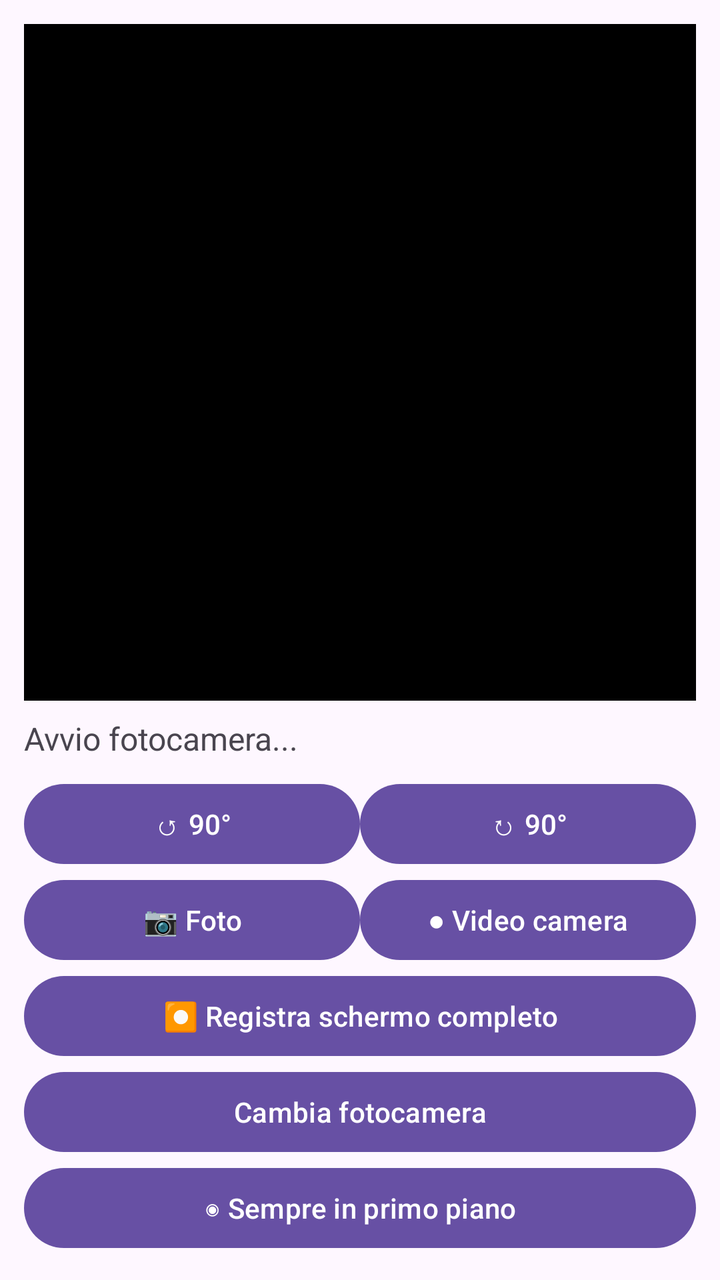
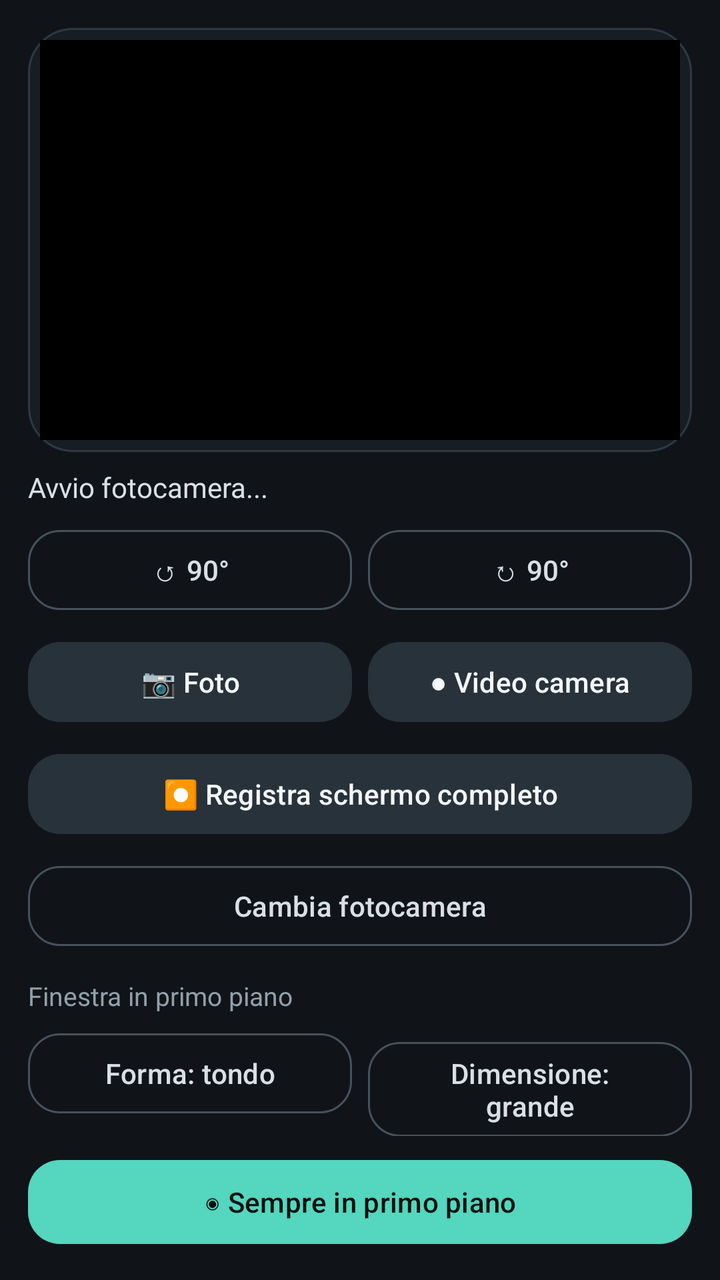

The first picture is an Android layout as it rendered before a commit; the second is the same layout after the commit. The layout source and the unified diff follow.
<!-- AndroidManifest.xml: application theme Theme.CorrectedCamera -->
<!-- res/layout/activity_main.xml -->
<?xml version="1.0" encoding="utf-8"?>
<LinearLayout xmlns:android="http://schemas.android.com/apk/res/android"
    android:id="@+id/rootContainer"
    android:layout_width="match_parent"
    android:layout_height="match_parent"
    android:orientation="vertical"
    android:padding="12dp">

    <ImageView
        android:id="@+id/processedImageView"
        android:layout_width="match_parent"
        android:layout_height="0dp"
        android:layout_weight="1"
        android:background="#000000"
        android:scaleType="centerCrop"
        android:contentDescription="Anteprima fotocamera corretta"/>

    <TextView
        android:id="@+id/statusText"
        android:layout_width="match_parent"
        android:layout_height="wrap_content"
        android:text="Avvio fotocamera..."
        android:textSize="16sp"
        android:paddingTop="8dp"
        android:paddingBottom="8dp"/>

    <LinearLayout
        android:id="@+id/controlsContainer"
        android:layout_width="match_parent"
        android:layout_height="wrap_content"
        android:orientation="vertical">

        <LinearLayout
            android:layout_width="match_parent"
            android:layout_height="wrap_content"
            android:orientation="horizontal">
            <Button
                android:id="@+id/rotateLeftButton"
                android:layout_width="0dp"
                android:layout_height="wrap_content"
                android:layout_weight="1"
                android:text="↺ 90°"/>
            <Button
                android:id="@+id/rotateRightButton"
                android:layout_width="0dp"
                android:layout_height="wrap_content"
                android:layout_weight="1"
                android:text="↻ 90°"/>
        </LinearLayout>

        <LinearLayout
            android:layout_width="match_parent"
            android:layout_height="wrap_content"
            android:orientation="horizontal">
            <Button
                android:id="@+id/photoButton"
                android:layout_width="0dp"
                android:layout_height="wrap_content"
                android:layout_weight="1"
                android:text="📷 Foto"/>
            <Button
                android:id="@+id/videoButton"
                android:layout_width="0dp"
                android:layout_height="wrap_content"
                android:layout_weight="1"
                android:text="● Video camera"/>
        </LinearLayout>

        <Button
            android:id="@+id/screenVideoButton"
            android:layout_width="match_parent"
            android:layout_height="wrap_content"
            android:text="⏺ Registra schermo completo"/>

        <Button
            android:id="@+id/switchCameraButton"
            android:layout_width="match_parent"
            android:layout_height="wrap_content"
            android:text="Cambia fotocamera"/>

        <Button
            android:id="@+id/alwaysOnTopButton"
            android:layout_width="match_parent"
            android:layout_height="wrap_content"
            android:text="◉ Sempre in primo piano"/>
    </LinearLayout>
</LinearLayout>
<!-- resources referenced by this layout -->
<resources>
  <style name="Theme.CorrectedCamera" parent="Theme.Material3.DayNight.NoActionBar">
          <item name="android:windowLightStatusBar">false</item>
      </style>
</resources>

<!-- the commit's change to res/layout/activity_main.xml (unified diff, before → after) -->
@@ -4,23 +4,33 @@
     android:layout_width="match_parent"
     android:layout_height="match_parent"
     android:orientation="vertical"
-    android:padding="12dp">
+    android:background="#101418"
+    android:padding="14dp">
 
-    <ImageView
-        android:id="@+id/processedImageView"
+    <FrameLayout
+        android:id="@+id/previewFrame"
         android:layout_width="match_parent"
         android:layout_height="0dp"
         android:layout_weight="1"
-        android:background="#000000"
-        android:scaleType="centerCrop"
-        android:contentDescription="Anteprima fotocamera corretta"/>
+        android:background="@drawable/panel_preview"
+        android:padding="6dp">
+
+        <ImageView
+            android:id="@+id/processedImageView"
+            android:layout_width="match_parent"
+            android:layout_height="match_parent"
+            android:background="#000000"
+            android:scaleType="centerCrop"
+            android:contentDescription="Anteprima fotocamera corretta"/>
+    </FrameLayout>
 
     <TextView
         android:id="@+id/statusText"
         android:layout_width="match_parent"
         android:layout_height="wrap_content"
         android:text="Avvio fotocamera..."
-        android:textSize="16sp"
+        android:textColor="#D8E0E6"
+        android:textSize="14sp"
         android:paddingTop="8dp"
         android:paddingBottom="8dp"/>
 
@@ -36,12 +46,15 @@
             android:orientation="horizontal">
             <Button
                 android:id="@+id/rotateLeftButton"
+                style="@style/CorrectedCameraButton.Secondary"
                 android:layout_width="0dp"
                 android:layout_height="wrap_content"
                 android:layout_weight="1"
                 android:text="↺ 90°"/>
+            <Space android:layout_width="8dp" android:layout_height="1dp"/>
             <Button
                 android:id="@+id/rotateRightButton"
+                style="@style/CorrectedCameraButton.Secondary"
                 android:layout_width="0dp"
                 android:layout_height="wrap_content"
                 android:layout_weight="1"
@@ -51,15 +64,19 @@
         <LinearLayout
             android:layout_width="match_parent"
             android:layout_height="wrap_content"
+            android:layout_marginTop="8dp"
             android:orientation="horizontal">
             <Button
                 android:id="@+id/photoButton"
+                style="@style/CorrectedCameraButton.Primary"
                 android:layout_width="0dp"
                 android:layout_height="wrap_content"
                 android:layout_weight="1"
                 android:text="📷 Foto"/>
+            <Space android:layout_width="8dp" android:layout_height="1dp"/>
             <Button
                 android:id="@+id/videoButton"
+                style="@style/CorrectedCameraButton.Primary"
                 android:layout_width="0dp"
                 android:layout_height="wrap_content"
                 android:layout_weight="1"
@@ -68,20 +85,56 @@
 
         <Button
             android:id="@+id/screenVideoButton"
+            style="@style/CorrectedCameraButton.Primary"
             android:layout_width="match_parent"
             android:layout_height="wrap_content"
+            android:layout_marginTop="8dp"
             android:text="⏺ Registra schermo completo"/>
 
         <Button
             android:id="@+id/switchCameraButton"
+            style="@style/CorrectedCameraButton.Secondary"
             android:layout_width="match_parent"
             android:layout_height="wrap_content"
+            android:layout_marginTop="8dp"
             android:text="Cambia fotocamera"/>
+
+        <TextView
+            android:layout_width="match_parent"
+            android:layout_height="wrap_content"
+            android:layout_marginTop="12dp"
+            android:text="Finestra in primo piano"
+            android:textColor="#92A0AA"
+            android:textSize="13sp"/>
+
+        <LinearLayout
+            android:layout_width="match_parent"
+            android:layout_height="wrap_content"
+            android:layout_marginTop="6dp"
+            android:orientation="horizontal">
+            <Button
+                android:id="@+id/pipShapeButton"
+                style="@style/CorrectedCameraButton.Secondary"
+                android:layout_width="0dp"
+                android:layout_height="wrap_content"
+                android:layout_weight="1"
+                android:text="Forma: tondo"/>
+            <Space android:layout_width="8dp" android:layout_height="1dp"/>
+            <Button
+                android:id="@+id/pipSizeButton"
+                style="@style/CorrectedCameraButton.Secondary"
+                android:layout_width="0dp"
+                android:layout_height="wrap_content"
+                android:layout_weight="1"
+                android:text="Dimensione: grande"/>
+        </LinearLayout>
 
         <Button
             android:id="@+id/alwaysOnTopButton"
+            style="@style/CorrectedCameraButton.Accent"
             android:layout_width="match_parent"
             android:layout_height="wrap_content"
+            android:layout_marginTop="8dp"
             android:text="◉ Sempre in primo piano"/>
     </LinearLayout>
 </LinearLayout>
<!-- resource entries referenced after the edit -->
@@ -1,7 +1,39 @@
 <!-- resources referenced by this layout -->
 <resources>
+  <!-- drawable panel_preview (drawable) -->
+  <?xml version="1.0" encoding="utf-8"?>
+  <shape xmlns:android="http://schemas.android.com/apk/res/android" android:shape="rectangle">
+      <solid android:color="#171D22"/>
+      <corners android:radius="22dp"/>
+      <stroke android:width="1dp" android:color="#2D3942"/>
+  </shape>
+  <style name="CorrectedCameraButton.Accent" parent="Widget.Material3.Button">
+          <item name="android:textColor">#07110F</item>
+          <item name="backgroundTint">#55D6BE</item>
+          <item name="cornerRadius">16dp</item>
+          <item name="android:minHeight">50dp</item>
+          <item name="android:textAllCaps">false</item>
+      </style>
+  <style name="CorrectedCameraButton.Primary" parent="Widget.Material3.Button">
+          <item name="android:textColor">#F4F7F8</item>
+          <item name="backgroundTint">#28323A</item>
+          <item name="cornerRadius">16dp</item>
+          <item name="android:minHeight">48dp</item>
+          <item name="android:textAllCaps">false</item>
+      </style>
+  <style name="CorrectedCameraButton.Secondary" parent="Widget.Material3.Button.OutlinedButton">
+          <item name="android:textColor">#D8E0E6</item>
+          <item name="strokeColor">#45525C</item>
+          <item name="cornerRadius">16dp</item>
+          <item name="android:minHeight">48dp</item>
+          <item name="android:textAllCaps">false</item>
+      </style>
   <style name="Theme.CorrectedCamera" parent="Theme.Material3.DayNight.NoActionBar">
           <item name="android:windowLightStatusBar">false</item>
+          <item name="android:navigationBarColor">#101418</item>
+          <item name="android:statusBarColor">#101418</item>
+          <item name="android:windowBackground">@android:color/transparent</item>
+          <item name="colorAccent">#55D6BE</item>
       </style>
 </resources>
 
